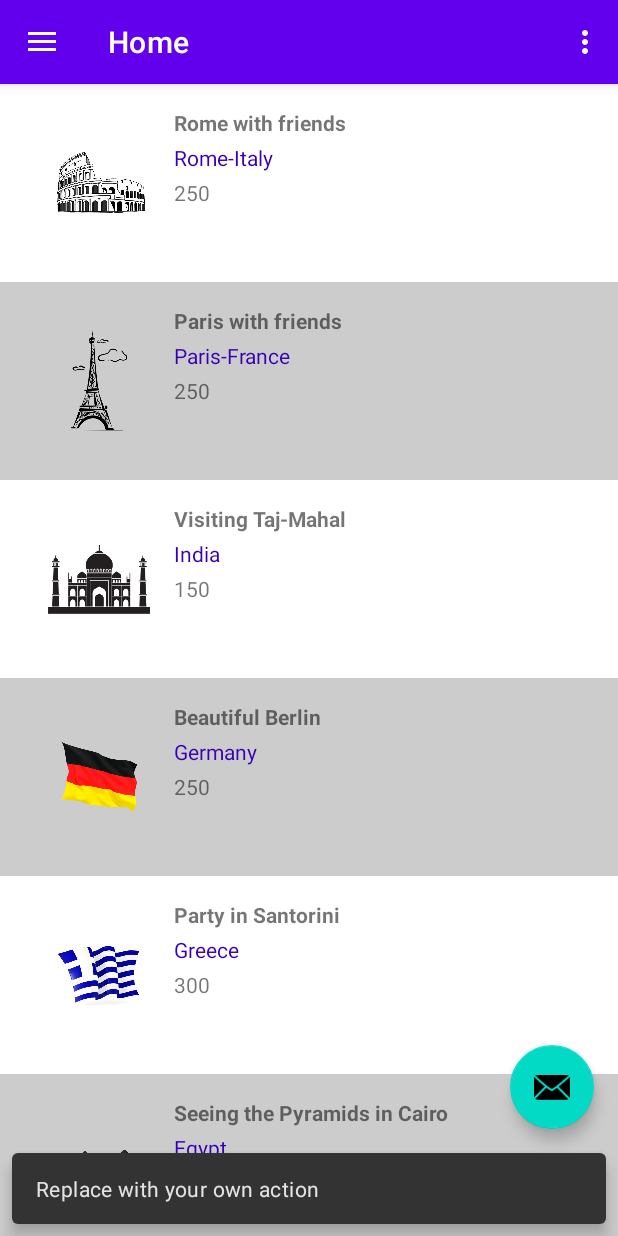
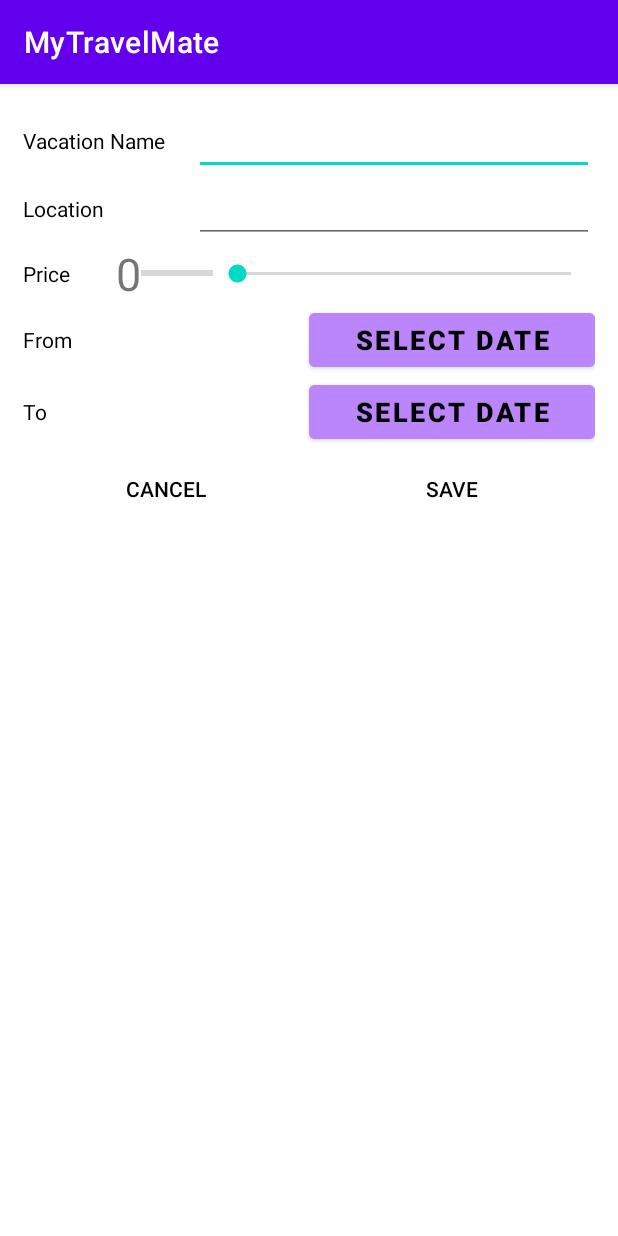
Before and after one commit to sofiamluisa/myTravelMate, an Android app: the screen it shows after launch (MainActivity before the commit, EditAddActivity after it), after a tap on an icon or button, on a phone screen of 412 x 824 dp. Run offline under Robolectric (Android 15) with nearby library versions, the phone set to English and light mode, and no system bars; our stand-ins replace navigation-ui.

Commit message:
second commit

```diff
--- a/app/src/main/AndroidManifest.xml
+++ b/app/src/main/AndroidManifest.xml
@@ -9,6 +9,7 @@
         android:roundIcon="@mipmap/ic_launcher_round"
         android:supportsRtl="true"
         android:theme="@style/Theme.MyTravelMate">
+        <activity android:name=".EditAddActivity"></activity>
         <activity
             android:name=".MainActivity"
             android:label="@string/app_name"
--- /dev/null
+++ b/app/src/main/java/com/sofia/mytravelmate/AlertDialogsHelper.java
@@ -0,0 +1,97 @@
+package com.sofia.mytravelmate;
+
+import android.app.Activity;
+import android.app.AlertDialog;
+import android.text.TextUtils;
+import android.view.View;
+import android.widget.Button;
+import android.widget.EditText;
+import android.widget.ProgressBar;
+import android.widget.SeekBar;
+import android.widget.TextView;
+
+import com.google.android.material.floatingactionbutton.FloatingActionButton;
+
+import java.util.HashMap;
+import java.util.Map;
+
+public class AlertDialogsHelper {
+
+
+    public static void getAddSubjectDialog(final Activity activity, final View alertLayout) {
+        final HashMap<String, EditText> editTextHashs = new HashMap<>();
+        final EditText editTextVacationName = alertLayout.findViewById(R.id.editTextVacationName);
+        editTextHashs.put("Vacation name", editTextVacationName);
+        final EditText editTextLocation = alertLayout.findViewById(R.id.editTextLocation);
+        editTextHashs.put("Vacation location", editTextLocation);
+        TextView textViewSeekBar = alertLayout.findViewById(R.id.textViewSeekBar);
+        SeekBar seekBar = alertLayout.findViewById(R.id.seekBar);
+        ProgressBar progressBar = alertLayout.findViewById(R.id.progress_bar);
+        final Vacation vacation = new Vacation();
+
+
+        seekBar.setOnSeekBarChangeListener(new SeekBar.OnSeekBarChangeListener() {
+            @Override
+            public void onProgressChanged(SeekBar seekBar, int progress, boolean fromUser) {
+                progressBar.setProgress(progress);
+                textViewSeekBar.setText(" " + progress);
+            }
+
+            @Override
+            public void onStartTrackingTouch(SeekBar seekBar) {
+
+            }
+
+            @Override
+            public void onStopTrackingTouch(SeekBar seekBar) {
+
+            }
+        });
+
+        final AlertDialog.Builder alert = new AlertDialog.Builder(activity);
+        alert.setTitle("Add subject");
+        alert.setCancelable(false);
+        Button cancel = alertLayout.findViewById(R.id.cancel);
+        Button save = alertLayout.findViewById(R.id.save);
+        alert.setView(alertLayout);
+        final AlertDialog dialog = alert.create();
+
+        FloatingActionButton fab = activity.findViewById(R.id.fab);
+        fab.setOnClickListener(new View.OnClickListener() {
+            @Override
+            public void onClick(View view) {
+                dialog.show();
+            }
+        });
+
+        cancel.setOnClickListener(new View.OnClickListener() {
+            @Override
+            public void onClick(View v) {
+                dialog.dismiss();
+            }
+        });
+
+        save.setOnClickListener(new View.OnClickListener() {
+            @Override
+            public void onClick(View v) {
+                if(TextUtils.isEmpty(editTextVacationName.getText()) || TextUtils.isEmpty(editTextLocation.getText())) {
+                    for (Map.Entry<String, EditText> entry : editTextHashs.entrySet()) {
+                        if(TextUtils.isEmpty(entry.getValue().getText())) {
+                            entry.getValue().requestFocus();
+                        }
+                    }
+                } else {
+
+                    vacation.setVacationName(editTextVacationName.getText().toString());
+                    vacation.setLocation(editTextLocation.getText().toString());
+                    editTextVacationName.getText().clear();
+                    editTextLocation.getText().clear();
+                    editTextVacationName.requestFocus();
+                    dialog.dismiss();
+                }
+            }
+        });
+
+
+    }
+}
--- /dev/null
+++ b/app/src/main/java/com/sofia/mytravelmate/EditAddActivity.java
@@ -0,0 +1,152 @@
+package com.sofia.mytravelmate;
+
+import androidx.appcompat.app.AppCompatActivity;
+
+import android.app.DatePickerDialog;
+import android.icu.util.Calendar;
+import android.os.Bundle;
+import android.text.TextUtils;
+import android.view.View;
+import android.widget.Button;
+import android.widget.DatePicker;
+import android.widget.EditText;
+import android.widget.ProgressBar;
+import android.widget.SeekBar;
+import android.widget.TextView;
+
+import java.util.ArrayList;
+import java.util.HashMap;
+import java.util.List;
+import java.util.Map;
+
+public class EditAddActivity extends AppCompatActivity {
+    private int year;
+    private int month;
+    private int day;
+    private int hour;
+    private int minute;
+    private TextView textViewDateTo;
+    private TextView textViewDateFrom;
+    private EditText editTextVacationName;
+    private EditText editTextLocation;
+    private TextView textViewSeekBar;
+    private SeekBar seekBar;
+    private ProgressBar progressBar;
+    private Button cancel;
+    private Button save;
+    final Vacation vacation = new Vacation();
+    final HashMap<String, EditText> editTextHashs = new HashMap<>();
+
+    @Override
+    protected void onCreate(Bundle savedInstanceState) {
+        super.onCreate(savedInstanceState);
+        setContentView(R.layout.activity_edit_add);
+
+        editTextVacationName = findViewById(R.id.editTextVacationName);
+        editTextLocation = findViewById(R.id.editTextLocation);
+        textViewSeekBar = findViewById(R.id.textViewSeekBar);
+        seekBar = findViewById(R.id.seekBar);
+        progressBar = findViewById(R.id.progress_bar);
+        cancel = findViewById(R.id.cancel);
+        save = findViewById(R.id.save);
+        textViewDateTo = findViewById(R.id.textViewDateTo);
+        textViewDateFrom = findViewById(R.id.textViewDateFrom);
+
+        final Calendar c = Calendar.getInstance();
+        year = c.get(Calendar.YEAR);
+        month = c.get(Calendar.MONTH);
+        day = c.get(Calendar.DAY_OF_MONTH);
+        hour = c.get(Calendar.HOUR_OF_DAY);
+        minute = c.get(Calendar.MINUTE);
+
+//        save.setOnClickListener(new View.OnClickListener() {
+//            @Override
+//            public void onClick(View v) {
+//                if(TextUtils.isEmpty(editTextVacationName.getText()) || TextUtils.isEmpty(editTextLocation.getText())) {
+//                    for (Map.Entry<String, EditText> entry : editTextHashs.entrySet()) {
+//                        if(TextUtils.isEmpty(entry.getValue().getText())) {
+//                            entry.getValue().requestFocus();
+//                        }
+//                    }
+//                } else {
+//
+//                    vacation.setVacationName(editTextVacationName.getText().toString());
+//                    vacation.setLocation(editTextLocation.getText().toString());
+//                    editTextVacationName.getText().clear();
+//                    editTextLocation.getText().clear();
+//                    editTextVacationName.requestFocus();
+//                    finish();
+//                }
+//            }
+//        });
+
+
+        save.setOnClickListener(new View.OnClickListener(){
+            @Override
+            public void onClick(View v) {
+                List<Vacation> vacationList = new ArrayList<>();
+                if(TextUtils.isEmpty(editTextVacationName.getText())||TextUtils.isEmpty(editTextLocation.getText())){
+                    vacationList.add(new Vacation(10, editTextVacationName.getText().toString(), editTextLocation.getText().toString(), Integer.valueOf(textViewSeekBar.getText().toString()), R.drawable.vacationimage));
+                } finish();
+            }
+        });
+
+        cancel.setOnClickListener(new View.OnClickListener() {
+            @Override
+            public void onClick(View v) {
+                finish();
+            }
+        });
+
+        seekBar.setOnSeekBarChangeListener(new SeekBar.OnSeekBarChangeListener() {
+            @Override
+            public void onProgressChanged(SeekBar seekBar, int progress, boolean fromUser) {
+                progressBar.setProgress(progress);
+                textViewSeekBar.setText(" " + progress);
+            }
+
+            @Override
+            public void onStartTrackingTouch(SeekBar seekBar) {
+
+            }
+
+            @Override
+            public void onStopTrackingTouch(SeekBar seekBar) {
+
+            }
+        });
+
+    }
+
+
+    public void OpenStartDate(View view) {
+        DatePickerDialog datePickerDialog = new DatePickerDialog(this,
+                new DatePickerDialog.OnDateSetListener() {
+
+                    @Override
+                    public void onDateSet(DatePicker view, int year,
+                                          int monthOfYear, int dayOfMonth) {
+
+                        textViewDateFrom.setText(dayOfMonth + "-" + (monthOfYear + 1) + "-" + year);
+
+                    }
+                }, year, month, day);
+        datePickerDialog.show();
+
+    }
+
+    public void OpenFinishDate(View view) {
+        DatePickerDialog datePickerDialog = new DatePickerDialog(this,
+                new DatePickerDialog.OnDateSetListener() {
+
+                    @Override
+                    public void onDateSet(DatePicker view, int year,
+                                          int monthOfYear, int dayOfMonth) {
+
+                        textViewDateTo.setText(dayOfMonth + "-" + (monthOfYear + 1) + "-" + year);
+
+                    }
+                }, year, month, day);
+        datePickerDialog.show();
+    }
+}
--- a/app/src/main/java/com/sofia/mytravelmate/MainActivity.java
+++ b/app/src/main/java/com/sofia/mytravelmate/MainActivity.java
@@ -1,5 +1,6 @@
 package com.sofia.mytravelmate;
 
+import android.content.Intent;
 import android.os.Bundle;
 import android.view.View;
 import android.view.Menu;
@@ -7,6 +8,7 @@ import android.view.Menu;
 import com.google.android.material.floatingactionbutton.FloatingActionButton;
 import com.google.android.material.snackbar.Snackbar;
 import com.google.android.material.navigation.NavigationView;
+import com.sofia.mytravelmate.ui.home.HomeFragment;
 
 import androidx.navigation.NavController;
 import androidx.navigation.Navigation;
@@ -30,8 +32,8 @@ public class MainActivity extends AppCompatActivity {
         fab.setOnClickListener(new View.OnClickListener() {
             @Override
             public void onClick(View view) {
-                Snackbar.make(view, "Replace with your own action", Snackbar.LENGTH_LONG)
-                        .setAction("Action", null).show();
+                Intent intent = new Intent(MainActivity.this, EditAddActivity.class);
+                startActivity(intent);
             }
         });
         DrawerLayout drawer = findViewById(R.id.drawer_layout);
@@ -45,6 +47,7 @@ public class MainActivity extends AppCompatActivity {
         NavController navController = Navigation.findNavController(this, R.id.nav_host_fragment);
         NavigationUI.setupActionBarWithNavController(this, navController, mAppBarConfiguration);
         NavigationUI.setupWithNavController(navigationView, navController);
+
     }
 
     @Override
--- a/app/src/main/java/com/sofia/mytravelmate/Vacation.java
+++ b/app/src/main/java/com/sofia/mytravelmate/Vacation.java
@@ -1,6 +1,7 @@
 package com.sofia.mytravelmate;
 
 import androidx.annotation.NonNull;
+
 
 public class Vacation {
     private int id;
@@ -8,6 +9,8 @@ public class Vacation {
     private String location;
     private int price;
     private int imageUrl;
+
+    public Vacation() {}
 
     public Vacation(int id, String vacationName, String location, int price , int imageUrl) {
         this.id = id;
@@ -54,6 +57,7 @@ public class Vacation {
         return imageUrl;
     }
 
+
     public void setImageUrl(int imageUrl) {
         this.imageUrl = imageUrl;
     }
--- a/app/src/main/java/com/sofia/mytravelmate/ui/home/HomeFragment.java
+++ b/app/src/main/java/com/sofia/mytravelmate/ui/home/HomeFragment.java
@@ -5,16 +5,13 @@ import android.os.Bundle;
 import android.view.LayoutInflater;
 import android.view.View;
 import android.view.ViewGroup;
-import android.widget.TextView;
 
 import androidx.annotation.NonNull;
-import androidx.annotation.Nullable;
 import androidx.fragment.app.Fragment;
-import androidx.lifecycle.Observer;
-import androidx.lifecycle.ViewModelProvider;
 import androidx.recyclerview.widget.LinearLayoutManager;
 import androidx.recyclerview.widget.RecyclerView;
 
+import com.sofia.mytravelmate.AlertDialogsHelper;
 import com.sofia.mytravelmate.R;
 import com.sofia.mytravelmate.Vacation;
 import com.sofia.mytravelmate.VacationAdapter;
@@ -23,35 +20,47 @@ import java.util.ArrayList;
 import java.util.List;
 
 public class HomeFragment extends Fragment {
-    private RecyclerView.Adapter programAdapter;
     private RecyclerView recyclerView;
-    private List<Vacation> vacationList;
+    public static List<Vacation> vacationList = new ArrayList<>();
     private Context context;
+    private VacationAdapter vacationAdapter;
 
     public View onCreateView(@NonNull LayoutInflater inflater,
                              ViewGroup container, Bundle savedInstanceState) {
 
+
         View root = inflater.inflate(R.layout.fragment_home, container, false);
 
         context = root.getContext();
-        vacationList = new ArrayList<>();
+
         vacationList.add(new Vacation(1, "Rome with friends", "Rome-Italy", 250, R.drawable.colosseum));
         vacationList.add(new Vacation(2, "Paris with friends", "Paris-France", 250, R.drawable.paris));
         vacationList.add(new Vacation(3, "Visiting Taj-Mahal", "India", 150, R.drawable.tajmahal));
         vacationList.add(new Vacation(4, "Beautiful Berlin", "Germany", 250, R.drawable.germany));
         vacationList.add(new Vacation(4, "Party in Santorini", "Greece", 300, R.drawable.greece));
-        vacationList.add(new Vacation(5,"Seeing the Pyramids in Cairo", "Egypt", 152, R.drawable.a2));
-        vacationList.add(new Vacation(6,"American Dream", "USA",1500,R.drawable.newyork));
-        vacationList.add(new Vacation(7,"Skying in Alps","Austria", 600,R.drawable.mountains));
+        vacationList.add(new Vacation(5, "Seeing the Pyramids in Cairo", "Egypt", 152, R.drawable.a2));
+        vacationList.add(new Vacation(6, "American Dream", "USA", 1500, R.drawable.newyork));
+        vacationList.add(new Vacation(7, "Skying in the Alps", "Austria", 600, R.drawable.mountains));
+
+
+        vacationAdapter = new VacationAdapter(vacationList, getContext());
+        recyclerView = root.findViewById(R.id.recyclerViewVacations);
+        recyclerView.setHasFixedSize(true);
+        recyclerView.setLayoutManager(new LinearLayoutManager(root.getContext()));
+        vacationAdapter = new VacationAdapter(vacationList, context);
+        recyclerView.setAdapter(vacationAdapter);
 
 
 
-        recyclerView = root.findViewById(R.id.recyclerViewVacations);
-        recyclerView.setHasFixedSize(true);
-        recyclerView.setLayoutManager(new LinearLayoutManager(root.getContext()));
-        recyclerView.setAdapter(new VacationAdapter(vacationList, context));
+        return root;
 
-        return root;
     }
 
+
+
+    @Override
+    public void onResume() {
+        super.onResume();
+        vacationAdapter.notifyDataSetChanged();
+    }
 }
--- /dev/null
+++ b/app/src/main/res/drawable/ic_baseline_add_24.xml
@@ -0,0 +1,10 @@
+<vector xmlns:android="http://schemas.android.com/apk/res/android"
+    android:width="24dp"
+    android:height="24dp"
+    android:viewportWidth="24"
+    android:viewportHeight="24"
+    android:tint="?attr/colorControlNormal">
+  <path
+      android:fillColor="@android:color/white"
+      android:pathData="M19,13h-6v6h-2v-6H5v-2h6V5h2v6h6v2z"/>
+</vector>
--- /dev/null
+++ b/app/src/main/res/layout/activity_edit_add.xml
@@ -0,0 +1,181 @@
+<?xml version="1.0" encoding="utf-8"?>
+<LinearLayout xmlns:android="http://schemas.android.com/apk/res/android"
+    android:layout_width="match_parent"
+    android:layout_height="match_parent"
+    android:orientation="vertical"
+    android:padding="15dp">
+
+    <LinearLayout
+        android:layout_width="match_parent"
+        android:layout_height="wrap_content"
+        android:gravity="center_vertical"
+        android:orientation="horizontal">
+
+        <TextView
+            android:layout_width="0dp"
+            android:layout_height="wrap_content"
+            android:layout_weight=".3"
+            android:text="Vacation Name"
+            android:textAlignment="textStart"
+            android:textColor="@android:color/black"
+            android:textSize="14sp" />
+
+        <EditText
+            android:id="@+id/editTextVacationName"
+            android:layout_width="0dp"
+            android:layout_height="wrap_content"
+            android:layout_weight=".7"
+            android:imeOptions="actionDone"
+            android:singleLine="true"
+            android:textColor="@android:color/black" />
+    </LinearLayout>
+
+    <LinearLayout
+        android:layout_width="match_parent"
+        android:layout_height="wrap_content"
+        android:gravity="center_vertical"
+        android:orientation="horizontal">
+
+        <TextView
+            android:layout_width="0dp"
+            android:layout_height="wrap_content"
+            android:layout_weight=".3"
+            android:text="Location"
+            android:textAlignment="textStart"
+            android:textColor="@android:color/black"
+            android:textSize="14sp" />
+
+        <EditText
+            android:id="@+id/editTextLocation"
+            android:layout_width="0dp"
+            android:layout_height="wrap_content"
+            android:layout_weight=".7"
+            android:imeOptions="actionDone"
+            android:singleLine="true"
+            android:textColor="@android:color/black" />
+    </LinearLayout>
+
+    <LinearLayout
+        android:layout_width="match_parent"
+        android:layout_height="wrap_content"
+        android:gravity="center_vertical"
+        android:orientation="horizontal">
+
+        <TextView
+            android:layout_width="0dp"
+            android:layout_height="wrap_content"
+            android:layout_weight=".3"
+            android:text="Price"
+            android:textAlignment="textStart"
+            android:textColor="@android:color/black"
+            android:textSize="14sp" />
+
+        <LinearLayout
+            android:layout_width="wrap_content"
+            android:layout_height="wrap_content"/>
+
+        <TextView
+            android:id="@+id/textViewSeekBar"
+            android:layout_width="wrap_content"
+            android:layout_height="wrap_content"
+            android:text="0"
+            android:textSize="30sp"/>
+        <ProgressBar
+            android:id="@+id/progress_bar"
+            android:layout_width="wrap_content"
+            android:layout_height="wrap_content"
+            style="?android:attr/progressBarStyleHorizontal"
+            />
+
+        <SeekBar
+            android:id="@+id/seekBar"
+            android:layout_width="wrap_content"
+            android:layout_height="wrap_content"
+            android:layout_weight="1" />
+    </LinearLayout>
+    <LinearLayout
+        android:layout_width="match_parent"
+        android:layout_height="wrap_content"
+        android:gravity="center_vertical"
+        android:orientation="horizontal">
+
+        <TextView
+            android:id="@+id/textViewDateFrom"
+            android:layout_width="0dp"
+            android:layout_height="wrap_content"
+            android:layout_weight=".3"
+            android:text="From"
+            android:textAlignment="textStart"
+            android:textColor="@android:color/black"
+            android:textSize="14sp" />
+
+        <Button
+            android:id="@+id/button_from_date"
+            android:layout_width="0dp"
+            android:layout_height="wrap_content"
+            android:layout_weight=".3"
+            android:text="Select Date"
+            android:textAllCaps="true"
+            android:onClick="OpenStartDate"
+            android:textColor="@android:color/black"
+            android:textSize="18sp"
+            android:textStyle="bold"
+            android:backgroundTint="@color/purple_200"/>
+    </LinearLayout>
+
+    <LinearLayout
+        android:layout_width="match_parent"
+        android:layout_height="wrap_content"
+        android:gravity="center_vertical"
+        android:orientation="horizontal">
+
+
+        <TextView
+            android:id="@+id/textViewDateTo"
+            android:layout_width="0dp"
+            android:layout_height="wrap_content"
+            android:layout_weight=".3"
+            android:text="To"
+            android:textAlignment="textStart"
+            android:textColor="@android:color/black"
+            android:textSize="14sp" />
+
+
+        <Button
+            android:id="@+id/button_to_date"
+            android:layout_width="0dp"
+            android:layout_height="wrap_content"
+            android:layout_weight=".3"
+            android:text="select date"
+            android:textAllCaps="true"
+            android:onClick="OpenFinishDate"
+            android:textColor="@android:color/black"
+            android:textSize="18sp"
+            android:textStyle="bold"
+            android:backgroundTint="@color/purple_200"/>
+    </LinearLayout>
+    <LinearLayout
+        android:layout_width="match_parent"
+        android:layout_height="wrap_content"
+        android:orientation="horizontal">
+        <Button
+            android:text="cancel"
+            android:layout_weight="1"
+            android:layout_width="match_parent"
+            android:layout_height="wrap_content"
+            android:id="@+id/cancel"
+            android:textColor="@color/black"
+            style="@style/Widget.AppCompat.Button.ButtonBar.AlertDialog" />
+
+        <Button
+            android:text="save"
+            android:layout_weight="1"
+            android:layout_width="match_parent"
+            android:layout_height="wrap_content"
+            android:id="@+id/save"
+            android:textColor="@color/black"
+            style="@style/Widget.AppCompat.Button.ButtonBar.AlertDialog" />
+
+    </LinearLayout>
+
+</LinearLayout>
--- a/app/src/main/res/layout/activity_main.xml
+++ b/app/src/main/res/layout/activity_main.xml
@@ -21,4 +21,5 @@
         android:fitsSystemWindows="true"
         app:headerLayout="@layout/nav_header_main"
         app:menu="@menu/activity_main_drawer" />
+
 </androidx.drawerlayout.widget.DrawerLayout>
--- a/app/src/main/res/layout/app_bar_main.xml
+++ b/app/src/main/res/layout/app_bar_main.xml
@@ -28,6 +28,6 @@
         android:layout_height="wrap_content"
         android:layout_gravity="bottom|end"
         android:layout_margin="@dimen/fab_margin"
-        app:srcCompat="@android:drawable/ic_dialog_email" />
+        android:src="@drawable/plus" />
 
 </androidx.coordinatorlayout.widget.CoordinatorLayout>
--- a/app/src/main/res/values/strings.xml
+++ b/app/src/main/res/values/strings.xml
@@ -10,4 +10,5 @@
     <string name="menu_home">Home</string>
     <string name="menu_gallery">Gallery</string>
     <string name="menu_slideshow">Slideshow</string>
+    <string name="field_error">Field can\'t be empty !</string>
 </resources>
```
Also changed, not shown: app/src/main/res/drawable/plus.png (added), app/src/main/res/drawable/vacationimage.png (added).
